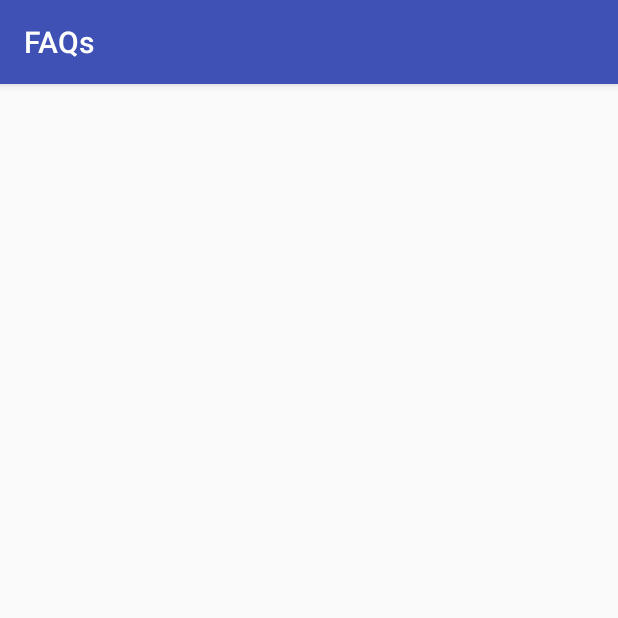
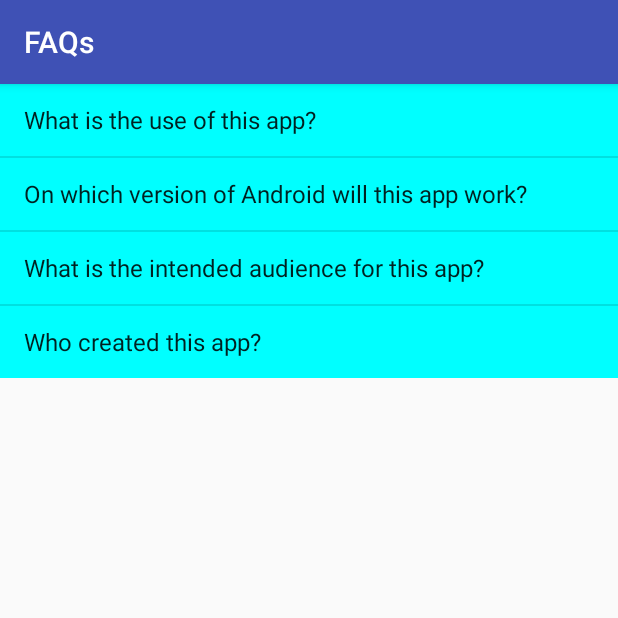
Before and after one commit to karthik-r14/Forms, an Android app: the FAQsActivity screen opened directly, with no data from a screen before it, on a phone screen of 412 x 824 dp, the top half of it. Run offline under Robolectric (Android 15) with nearby library versions, the phone set to English and light mode, and no system bars; our stand-ins replace ButterKnife.

Commit message:
Now, FAQ activity has questions related to the app.

```diff
--- a/app/src/main/java/com/userdetails/forms/view/FAQs/FAQsActivity.java
+++ b/app/src/main/java/com/userdetails/forms/view/FAQs/FAQsActivity.java
@@ -1,15 +1,33 @@
 package com.userdetails.forms.view.FAQs;
 
+import android.graphics.Color;
+import android.os.Bundle;
 import android.support.v7.app.AppCompatActivity;
-import android.os.Bundle;
+import android.widget.ArrayAdapter;
+import android.widget.ListView;
 
 import com.userdetails.forms.R;
 
+import butterknife.BindView;
+import butterknife.ButterKnife;
+
 public class FAQsActivity extends AppCompatActivity {
+    @BindView(R.id.faqs)
+    ListView faqs;
+
+    String[] questions = {"What is the use of this app?",
+            "On which version of Android will this app work?",
+            "What is the intended audience for this app?",
+            "Who created this app?"
+    };
 
     @Override
     protected void onCreate(Bundle savedInstanceState) {
         super.onCreate(savedInstanceState);
         setContentView(R.layout.activity_faqs);
+        ButterKnife.bind(this);
+        ArrayAdapter<String> adapter = new ArrayAdapter(this, android.R.layout.simple_list_item_1, questions);
+        faqs.setAdapter(adapter);
+        faqs.setBackgroundColor(Color.CYAN);
     }
 }
--- a/app/src/main/res/layout/activity_faqs.xml
+++ b/app/src/main/res/layout/activity_faqs.xml
@@ -1,11 +1,14 @@
 <?xml version="1.0" encoding="utf-8"?>
-<android.support.constraint.ConstraintLayout
+<LinearLayout
   xmlns:android="http://schemas.android.com/apk/res/android"
-  xmlns:app="http://schemas.android.com/apk/res-auto"
   xmlns:tools="http://schemas.android.com/tools"
   android:layout_width="match_parent"
   android:layout_height="match_parent"
   tools:context="com.userdetails.forms.view.FAQs.FAQsActivity">
 
+  <ListView
+    android:id="@+id/faqs"
+    android:layout_width="match_parent"
+    android:layout_height="wrap_content"/>
 
-</android.support.constraint.ConstraintLayout>
+</LinearLayout>
```
